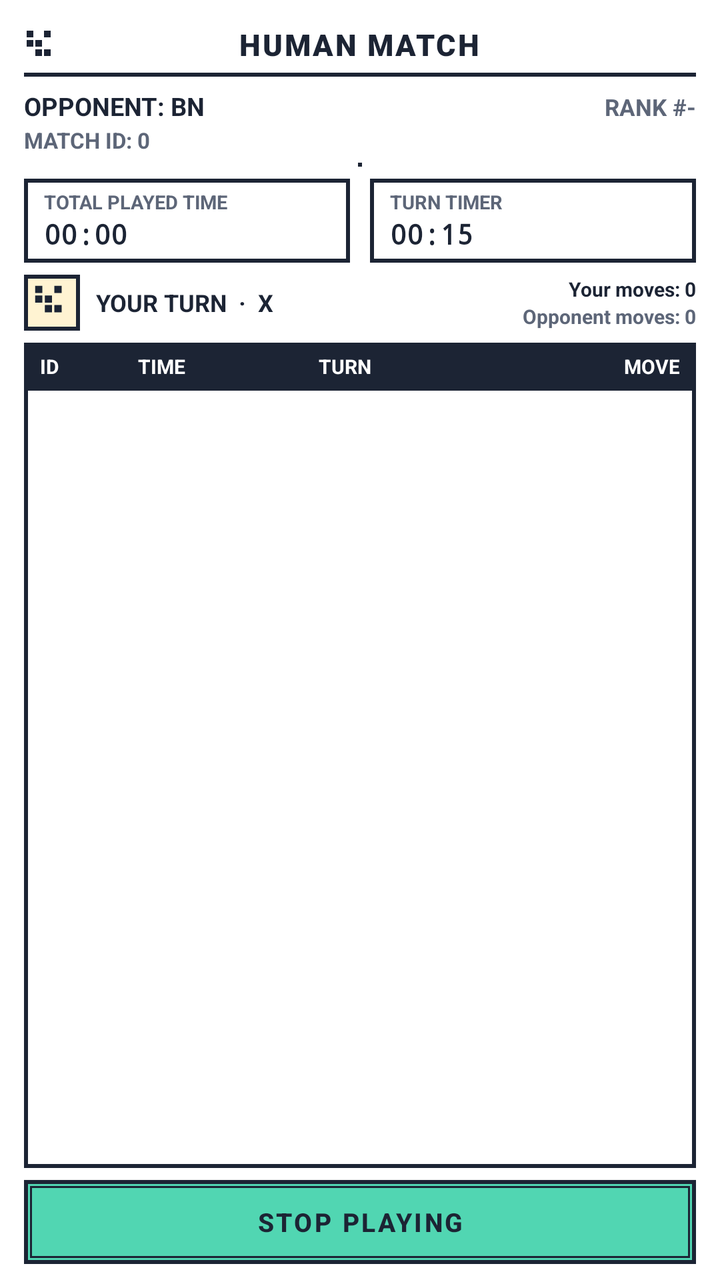
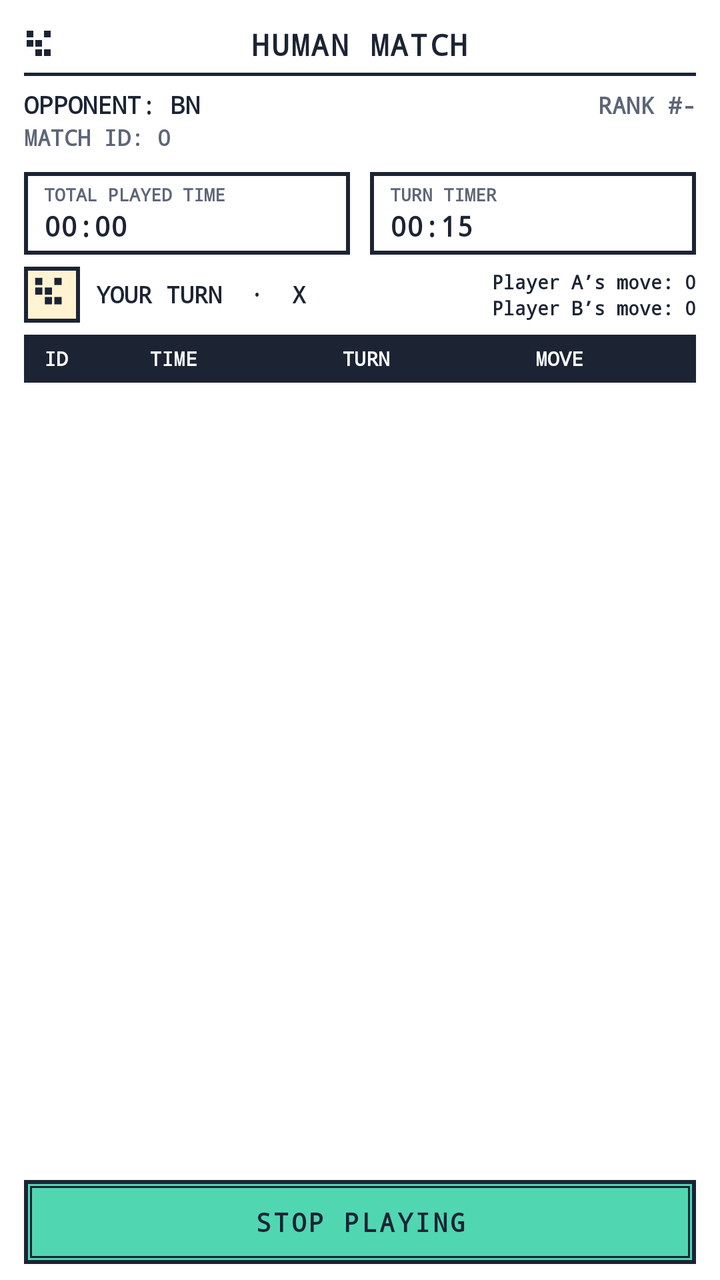

Compare the two renders of this Android layout. The source of the first and the diff that turns it into the second are given below.
<!-- AndroidManifest.xml: application theme Theme.CaroGame -->
<!-- res/layout/match.xml -->
<?xml version="1.0" encoding="utf-8"?>
<LinearLayout xmlns:android="http://schemas.android.com/apk/res/android"
    xmlns:app="http://schemas.android.com/apk/res-auto"
    android:layout_width="match_parent"
    android:layout_height="match_parent"
    android:background="@color/kora_bg"
    android:orientation="vertical"
    android:paddingHorizontal="12dp"
    android:paddingVertical="8dp">

    
    <RelativeLayout
        android:layout_width="match_parent"
        android:layout_height="wrap_content"
        android:paddingVertical="4dp">

        <ImageView
            android:layout_width="16dp"
            android:layout_height="16dp"
            android:layout_alignParentStart="true"
            android:layout_centerVertical="true"
            android:contentDescription="Kora Mark"
            android:src="@drawable/ic_kora_mark" />

        <TextView
            android:id="@+id/lblMatchScreenTitle"
            android:layout_width="wrap_content"
            android:layout_height="wrap_content"
            android:layout_centerInParent="true"
            android:fontFamily="sans-serif-black"
            android:letterSpacing="0.06"
            android:text="HUMAN MATCH"
            android:textColor="@color/kora_ink"
            android:textSize="15sp"
            android:textStyle="bold" />
    </RelativeLayout>

    <View
        android:layout_width="match_parent"
        android:layout_height="2dp"
        android:layout_marginBottom="6dp"
        android:background="@color/kora_ink" />

    
    <LinearLayout
        android:layout_width="match_parent"
        android:layout_height="wrap_content"
        android:orientation="horizontal">

        <TextView
            android:id="@+id/lblOpponentName"
            android:layout_width="0dp"
            android:layout_height="wrap_content"
            android:layout_weight="1"
            android:text="OPPONENT: BN"
            android:textColor="@color/kora_ink"
            android:textSize="12.5sp"
            android:textStyle="bold" />

        <TextView
            android:id="@+id/lblOpponentRank"
            android:layout_width="wrap_content"
            android:layout_height="wrap_content"
            android:text="RANK #-"
            android:textColor="@color/kora_muted"
            android:textSize="11.5sp"
            android:textStyle="bold" />
    </LinearLayout>

    <TextView
        android:id="@+id/lblMatchId"
        android:layout_width="match_parent"
        android:layout_height="wrap_content"
        android:layout_marginTop="1dp"
        android:text="MATCH ID: 0"
        android:textColor="@color/kora_muted"
        android:textSize="11sp"
        android:textStyle="bold" />

    
    <FrameLayout
        android:layout_width="match_parent"
        android:layout_height="wrap_content"
        android:layout_marginTop="4dp"
        android:gravity="center">

        <GridLayout
            android:id="@+id/grdBoard"
            android:layout_width="wrap_content"
            android:layout_height="wrap_content"
            android:layout_gravity="center"
            android:background="@color/kora_ink"
            android:columnCount="18"
            android:padding="1dp"
            android:rowCount="18" />
    </FrameLayout>

    
    <LinearLayout
        android:layout_width="match_parent"
        android:layout_height="wrap_content"
        android:layout_marginTop="6dp"
        android:orientation="horizontal">

        <LinearLayout
            android:layout_width="0dp"
            android:layout_height="wrap_content"
            android:layout_marginEnd="5dp"
            android:layout_weight="1"
            android:background="@drawable/bg_box_outline"
            android:orientation="vertical"
            android:paddingHorizontal="10dp"
            android:paddingVertical="5dp">

            <TextView
                android:layout_width="wrap_content"
                android:layout_height="wrap_content"
                android:text="TOTAL PLAYED TIME"
                android:textColor="@color/kora_muted"
                android:textSize="9.5sp"
                android:textStyle="bold" />

            <TextView
                android:id="@+id/lblPlayedTime"
                android:layout_width="wrap_content"
                android:layout_height="wrap_content"
                android:fontFamily="monospace"
                android:text="00:00"
                android:textColor="@color/kora_ink"
                android:textSize="14sp"
                android:textStyle="bold" />
        </LinearLayout>

        <LinearLayout
            android:layout_width="0dp"
            android:layout_height="wrap_content"
            android:layout_marginStart="5dp"
            android:layout_weight="1"
            android:background="@drawable/bg_box_outline"
            android:orientation="vertical"
            android:paddingHorizontal="10dp"
            android:paddingVertical="5dp">

            <TextView
                android:layout_width="wrap_content"
                android:layout_height="wrap_content"
                android:text="TURN TIMER"
                android:textColor="@color/kora_muted"
                android:textSize="9.5sp"
                android:textStyle="bold" />

            <TextView
                android:id="@+id/lblTurnTimer"
                android:layout_width="wrap_content"
                android:layout_height="wrap_content"
                android:fontFamily="monospace"
                android:text="00:15"
                android:textColor="@color/kora_ink"
                android:textSize="14sp"
                android:textStyle="bold" />
        </LinearLayout>
    </LinearLayout>

    
    <LinearLayout
        android:layout_width="match_parent"
        android:layout_height="wrap_content"
        android:layout_marginTop="6dp"
        android:gravity="center_vertical"
        android:orientation="horizontal">

        <ImageView
            android:id="@+id/imgCurrentTurnAvatar"
            android:layout_width="28dp"
            android:layout_height="28dp"
            android:background="@drawable/bg_box_outline"
            android:padding="2dp"
            android:src="@drawable/ic_kora_avatar" />

        <TextView
            android:id="@+id/lblCurrentTurn"
            android:layout_width="0dp"
            android:layout_height="wrap_content"
            android:layout_marginStart="8dp"
            android:layout_weight="1"
            android:text="YOUR TURN  ·  X"
            android:textColor="@color/kora_ink"
            android:textSize="12sp"
            android:textStyle="bold" />

        <LinearLayout
            android:layout_width="wrap_content"
            android:layout_height="wrap_content"
            android:gravity="end"
            android:orientation="vertical">

            <TextView
                android:id="@+id/lblPlayerMoves"
                android:layout_width="wrap_content"
                android:layout_height="wrap_content"
                android:text="Your moves: 0"
                android:textColor="@color/kora_ink"
                android:textSize="10sp"
                android:textStyle="bold" />

            <TextView
                android:id="@+id/lblOpponentMoves"
                android:layout_width="wrap_content"
                android:layout_height="wrap_content"
                android:text="Opponent moves: 0"
                android:textColor="@color/kora_muted"
                android:textSize="10sp"
                android:textStyle="bold" />
        </LinearLayout>
    </LinearLayout>

    
    <LinearLayout
        android:layout_width="match_parent"
        android:layout_height="0dp"
        android:layout_marginTop="6dp"
        android:layout_weight="1"
        android:background="@drawable/bg_box_outline"
        android:orientation="vertical">

        <LinearLayout
            android:layout_width="match_parent"
            android:layout_height="24dp"
            android:background="@color/kora_ink"
            android:gravity="center_vertical"
            android:orientation="horizontal"
            android:paddingHorizontal="8dp">

            <TextView
                android:layout_width="0dp"
                android:layout_height="wrap_content"
                android:layout_weight="0.6"
                android:text="ID"
                android:textColor="@color/kora_surface"
                android:textSize="10sp"
                android:textStyle="bold" />

            <TextView
                android:layout_width="0dp"
                android:layout_height="wrap_content"
                android:layout_weight="1.1"
                android:text="TIME"
                android:textColor="@color/kora_surface"
                android:textSize="10sp"
                android:textStyle="bold" />

            <TextView
                android:layout_width="0dp"
                android:layout_height="wrap_content"
                android:layout_weight="1.3"
                android:text="TURN"
                android:textColor="@color/kora_surface"
                android:textSize="10sp"
                android:textStyle="bold" />

            <TextView
                android:layout_width="0dp"
                android:layout_height="wrap_content"
                android:layout_weight="0.9"
                android:gravity="end"
                android:text="MOVE"
                android:textColor="@color/kora_surface"
                android:textSize="10sp"
                android:textStyle="bold" />
        </LinearLayout>

        <ListView
            android:id="@+id/lwMoveHistory"
            android:layout_width="match_parent"
            android:layout_height="0dp"
            android:layout_weight="1"
            android:divider="@null"
            android:dividerHeight="0dp"
            android:transcriptMode="alwaysScroll" />
    </LinearLayout>

    
    <Button
        android:id="@+id/btnStopPlaying"
        android:layout_width="match_parent"
        android:layout_height="42dp"
        android:layout_marginTop="6dp"
        android:background="@drawable/bg_btn_mint"
        android:text="STOP PLAYING"
        android:textColor="@color/kora_ink"
        android:textSize="13sp"
        android:textStyle="bold"
        app:backgroundTint="@null" />

</LinearLayout>
<!-- resources referenced by this layout -->
<resources>
  <color name="kora_bg">#FFFFFF</color>
  <color name="kora_ink">#1C2434</color>
  <color name="kora_muted">#5D6678</color>
  <color name="kora_surface">#FFFFFF</color>
  <!-- drawable bg_box_outline (drawable) -->
  <?xml version="1.0" encoding="utf-8"?>
  <shape xmlns:android="http://schemas.android.com/apk/res/android" android:shape="rectangle">
      <solid android:color="@color/kora_surface" />
      <stroke android:width="2dp" android:color="@color/kora_ink" />
  </shape>
  <!-- drawable bg_btn_mint (drawable) -->
  <?xml version="1.0" encoding="utf-8"?>
  <layer-list xmlns:android="http://schemas.android.com/apk/res/android">
      <item>
          <shape android:shape="rectangle">
              <solid android:color="@color/kora_mint" />
              <stroke android:width="2dp" android:color="@color/kora_ink" />
          </shape>
      </item>
      <item android:left="3dp" android:top="3dp" android:right="3dp" android:bottom="3dp">
          <shape android:shape="rectangle">
              <solid android:color="@color/kora_mint" />
              <stroke android:width="1dp" android:color="@color/kora_ink" />
          </shape>
      </item>
  </layer-list>
  <!-- drawable ic_kora_avatar (drawable) -->
  <?xml version="1.0" encoding="utf-8"?>
  <vector xmlns:android="http://schemas.android.com/apk/res/android"
      android:width="72dp"
      android:height="72dp"
      android:viewportWidth="40"
      android:viewportHeight="40">
      
      <path
          android:fillColor="#FFF3D2"
          android:pathData="M0,0h40v40h-40z" />
      <path
          android:fillColor="#1C2434"
          android:pathData="M6,6h6v6h-6zM22,6h6v6h-6zM6,14h6v6h-6zM14,14h6v6h-6zM14,22h6v6h-6zM22,22h6v6h-6z" />
  </vector>
  <!-- drawable ic_kora_mark (drawable) -->
  <?xml version="1.0" encoding="utf-8"?>
  <vector xmlns:android="http://schemas.android.com/apk/res/android"
      android:width="18dp"
      android:height="18dp"
      android:viewportWidth="12"
      android:viewportHeight="12">
      
      <path
          android:fillColor="#1C2434"
          android:pathData="M1,1h2.5v2.5h-2.5zM7.5,1h2.5v2.5h-2.5zM1,4.5h2.5v2.5h-2.5zM4.25,4.5h2.5v2.5h-2.5zM4.25,8h2.5v2.5h-2.5zM7.5,8h2.5v2.5h-2.5z" />
  </vector>
  <style name="Theme.CaroGame" parent="Theme.MaterialComponents.Light.NoActionBar">
          <item name="colorPrimary">@color/kora_ink</item>
          <item name="colorPrimaryVariant">@color/kora_navy_timer</item>
          <item name="colorOnPrimary">@color/kora_surface</item>
          <item name="colorSecondary">@color/kora_mint</item>
          <item name="android:statusBarColor">@color/kora_ink</item>
          <item name="android:windowBackground">@color/kora_bg</item>
      </style>
  <color name="kora_mint">#51D6B2</color>
  <color name="kora_navy_timer">#1C2434</color>
</resources>

<!-- the commit's change to res/layout/match.xml (unified diff, before → after) -->
@@ -27,7 +27,7 @@
             android:layout_width="wrap_content"
             android:layout_height="wrap_content"
             android:layout_centerInParent="true"
-            android:fontFamily="sans-serif-black"
+            android:fontFamily="monospace"
             android:letterSpacing="0.06"
             android:text="HUMAN MATCH"
             android:textColor="@color/kora_ink"
@@ -37,7 +37,7 @@
 
     <View
         android:layout_width="match_parent"
-        android:layout_height="2dp"
+        android:layout_height="1.5dp"
         android:layout_marginBottom="6dp"
         android:background="@color/kora_ink" />
 
@@ -52,15 +52,17 @@
             android:layout_width="0dp"
             android:layout_height="wrap_content"
             android:layout_weight="1"
+            android:fontFamily="monospace"
             android:text="OPPONENT: BN"
             android:textColor="@color/kora_ink"
-            android:textSize="12.5sp"
+            android:textSize="12sp"
             android:textStyle="bold" />
 
         <TextView
             android:id="@+id/lblOpponentRank"
             android:layout_width="wrap_content"
             android:layout_height="wrap_content"
+            android:fontFamily="monospace"
             android:text="RANK #-"
             android:textColor="@color/kora_muted"
             android:textSize="11.5sp"
@@ -72,6 +74,7 @@
         android:layout_width="match_parent"
         android:layout_height="wrap_content"
         android:layout_marginTop="1dp"
+        android:fontFamily="monospace"
         android:text="MATCH ID: 0"
         android:textColor="@color/kora_muted"
         android:textSize="11sp"
@@ -82,16 +85,15 @@
         android:layout_width="match_parent"
         android:layout_height="wrap_content"
         android:layout_marginTop="4dp"
-        android:gravity="center">
+        android:clipChildren="true"
+        android:clipToPadding="true">
 
         <GridLayout
             android:id="@+id/grdBoard"
             android:layout_width="wrap_content"
             android:layout_height="wrap_content"
             android:layout_gravity="center"
-            android:background="@color/kora_ink"
             android:columnCount="18"
-            android:padding="1dp"
             android:rowCount="18" />
     </FrameLayout>
 
@@ -115,9 +117,10 @@
             <TextView
                 android:layout_width="wrap_content"
                 android:layout_height="wrap_content"
+                android:fontFamily="monospace"
                 android:text="TOTAL PLAYED TIME"
                 android:textColor="@color/kora_muted"
-                android:textSize="9.5sp"
+                android:textSize="9sp"
                 android:textStyle="bold" />
 
             <TextView
@@ -144,9 +147,10 @@
             <TextView
                 android:layout_width="wrap_content"
                 android:layout_height="wrap_content"
+                android:fontFamily="monospace"
                 android:text="TURN TIMER"
                 android:textColor="@color/kora_muted"
-                android:textSize="9.5sp"
+                android:textSize="9sp"
                 android:textStyle="bold" />
 
             <TextView
@@ -183,9 +187,10 @@
             android:layout_height="wrap_content"
             android:layout_marginStart="8dp"
             android:layout_weight="1"
+            android:fontFamily="monospace"
             android:text="YOUR TURN  ·  X"
             android:textColor="@color/kora_ink"
-            android:textSize="12sp"
+            android:textSize="11.5sp"
             android:textStyle="bold" />
 
         <LinearLayout
@@ -198,18 +203,20 @@
                 android:id="@+id/lblPlayerMoves"
                 android:layout_width="wrap_content"
                 android:layout_height="wrap_content"
-                android:text="Your moves: 0"
+                android:fontFamily="monospace"
+                android:text="Player A’s move: 0"
                 android:textColor="@color/kora_ink"
-                android:textSize="10sp"
+                android:textSize="9.5sp"
                 android:textStyle="bold" />
 
             <TextView
                 android:id="@+id/lblOpponentMoves"
                 android:layout_width="wrap_content"
                 android:layout_height="wrap_content"
-                android:text="Opponent moves: 0"
-                android:textColor="@color/kora_muted"
-                android:textSize="10sp"
+                android:fontFamily="monospace"
+                android:text="Player B’s move: 0"
+                android:textColor="@color/kora_ink"
+                android:textSize="9.5sp"
                 android:textStyle="bold" />
         </LinearLayout>
     </LinearLayout>
@@ -220,7 +227,6 @@
         android:layout_height="0dp"
         android:layout_marginTop="6dp"
         android:layout_weight="1"
-        android:background="@drawable/bg_box_outline"
         android:orientation="vertical">
 
         <LinearLayout
@@ -229,12 +235,13 @@
             android:background="@color/kora_ink"
             android:gravity="center_vertical"
             android:orientation="horizontal"
-            android:paddingHorizontal="8dp">
+            android:paddingHorizontal="10dp">
 
             <TextView
                 android:layout_width="0dp"
                 android:layout_height="wrap_content"
                 android:layout_weight="0.6"
+                android:fontFamily="monospace"
                 android:text="ID"
                 android:textColor="@color/kora_surface"
                 android:textSize="10sp"
@@ -244,6 +251,7 @@
                 android:layout_width="0dp"
                 android:layout_height="wrap_content"
                 android:layout_weight="1.1"
+                android:fontFamily="monospace"
                 android:text="TIME"
                 android:textColor="@color/kora_surface"
                 android:textSize="10sp"
@@ -252,7 +260,8 @@
             <TextView
                 android:layout_width="0dp"
                 android:layout_height="wrap_content"
-                android:layout_weight="1.3"
+                android:layout_weight="1.1"
+                android:fontFamily="monospace"
                 android:text="TURN"
                 android:textColor="@color/kora_surface"
                 android:textSize="10sp"
@@ -261,8 +270,8 @@
             <TextView
                 android:layout_width="0dp"
                 android:layout_height="wrap_content"
-                android:layout_weight="0.9"
-                android:gravity="end"
+                android:layout_weight="0.8"
+                android:fontFamily="monospace"
                 android:text="MOVE"
                 android:textColor="@color/kora_surface"
                 android:textSize="10sp"
@@ -276,6 +285,8 @@
             android:layout_weight="1"
             android:divider="@null"
             android:dividerHeight="0dp"
+            android:listSelector="@android:color/transparent"
+            android:overScrollMode="ifContentScrolls"
             android:transcriptMode="alwaysScroll" />
     </LinearLayout>
 
@@ -286,6 +297,7 @@
         android:layout_height="42dp"
         android:layout_marginTop="6dp"
         android:background="@drawable/bg_btn_mint"
+        android:fontFamily="monospace"
         android:text="STOP PLAYING"
         android:textColor="@color/kora_ink"
         android:textSize="13sp"
